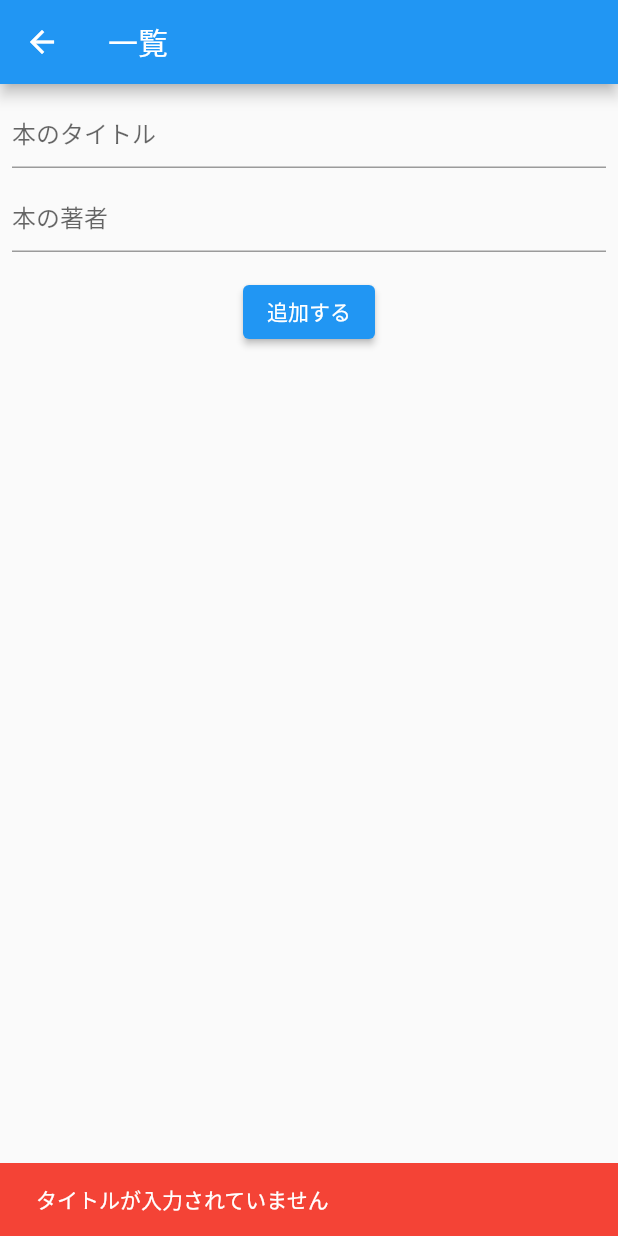
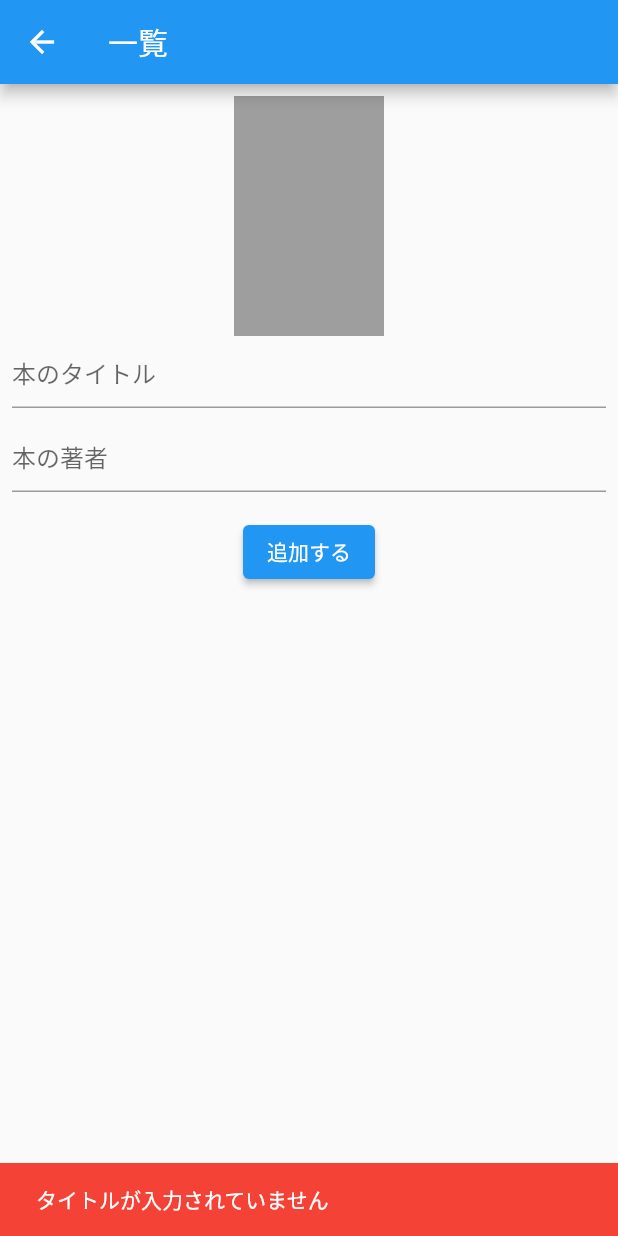
Before and after one commit to sunachun/sample, a Flutter app: the AddBookPage screen opened directly, after a tap on "追加する", on a phone screen of 412 x 824 dp. Run offline on Flutter 3.47's test engine with Material 2 defaults, Android fonts, the phone set to English and light mode, and no system bars; our stand-ins replace cloud_firestore, firebase_core, firebase_storage, flutter_slidable, image_picker; accounts and stored records are empty.

Commit message:
画像アップロード

```diff
--- a/lib/add_book/add_book_model.dart
+++ b/lib/add_book/add_book_model.dart
@@ -1,9 +1,27 @@
+import 'dart:io';
+
 import 'package:cloud_firestore/cloud_firestore.dart';
+import 'package:firebase_storage/firebase_storage.dart';
 import 'package:flutter/material.dart';
+import 'package:image_picker/image_picker.dart';
 
 class AddBookModel extends ChangeNotifier {
   String title;
   String author;
+  File imageFile;
+  bool isLoading = false;
+
+  final picker = ImagePicker();
+
+  void startLoading() {
+    isLoading = true;
+    notifyListeners();
+  }
+
+  void endLoading() {
+    isLoading = false;
+    notifyListeners();
+  }
 
   Future addBook() async {
     if (title == null || title == "") {
@@ -13,12 +31,33 @@
       throw '著者が入力されていません';
     }
 
+    final doc = FirebaseFirestore.instance.collection('books').doc();
+
+    String imgURL;
+    if (imageFile != null) {
+      //storageにアップロード
+      final task = await FirebaseStorage.instance
+          .ref('books/${doc.id}')
+          .putFile(imageFile);
+      imgURL = await task.ref.getDownloadURL();
+    }
+
     // firestoreに追加
-    await FirebaseFirestore.instance.collection('books').add(
+    await doc.set(
       {
         'title': title,
         'author': author,
+        'imgURL': imgURL,
       },
     );
   }
+
+  Future pickImage() async {
+    final pickedFile = await picker.pickImage(source: ImageSource.gallery);
+
+    if (pickedFile != null) {
+      imageFile = File(pickedFile.path);
+      notifyListeners();
+    }
+  }
 }
--- a/lib/add_book/add_book_page.dart
+++ b/lib/add_book/add_book_page.dart
@@ -13,10 +13,26 @@
         ),
         body: Center(
           child: Consumer<AddBookModel>(builder: (context, model, child) {
-            return Padding(
+            return Stack(
+              children: [
+                Padding(
                   padding: const EdgeInsets.all(8.0),
                   child: Column(
                     children: <Widget>[
+                      GestureDetector(
+                        child: SizedBox(
+                          width: 100,
+                          height: 160,
+                          child: model.imageFile != null
+                              ? Image.file(model.imageFile)
+                              : Container(
+                                  color: Colors.grey,
+                                ),
+                        ),
+                        onTap: () async {
+                          await model.pickImage();
+                        },
+                      ),
                       TextField(
                         decoration: InputDecoration(
                           hintText: '本のタイトル',
@@ -38,6 +54,7 @@
                       ElevatedButton(
                         onPressed: () async {
                           try {
+                            model.startLoading();
                             await model.addBook();
                             Navigator.of(context).pop(true);
                           } catch (e) {
@@ -45,13 +62,25 @@
                               backgroundColor: Colors.red,
                               content: Text(e.toString()),
                             );
-                        ScaffoldMessenger.of(context).showSnackBar(snackBar);
+                            ScaffoldMessenger.of(context)
+                                .showSnackBar(snackBar);
+                          } finally {
+                            model.endLoading();
                           }
                         },
                         child: Text('追加する'),
                       ),
                     ],
                   ),
+                ),
+                if (model.isLoading)
+                  Container(
+                    color: Colors.black54,
+                    child: Center(
+                      child: CircularProgressIndicator(),
+                    ),
+                  ),
+              ],
             );
           }),
         ),
--- a/lib/book_list/book_list_model.dart
+++ b/lib/book_list/book_list_model.dart
@@ -14,7 +14,8 @@
       final String id = document.id;
       final String title = data['title'];
       final String author = data['author'];
-      return Book(id, title, author);
+      final String imgURL = data['imgURL'];
+      return Book(id, title, author, imgURL);
     }).toList();
 
     this.books = books;
--- a/lib/book_list/book_list_page.dart
+++ b/lib/book_list/book_list_page.dart
@@ -29,6 +29,9 @@
                   (book) => Slidable(
                     actionPane: SlidableDrawerActionPane(),
                     child: ListTile(
+                      leading: book.imgURL != null
+                          ? Image.network(book.imgURL)
+                          : null,
                       title: Text(book.title),
                       subtitle: Text(book.author),
                     ),
--- a/lib/domain/book.dart
+++ b/lib/domain/book.dart
@@ -1,6 +1,7 @@
 class Book {
-  Book(this.id, this.title, this.author);
+  Book(this.id, this.title, this.author, this.imgURL);
   String id;
   String title;
   String author;
+  String imgURL;
 }
--- a/pubspec.yaml
+++ b/pubspec.yaml
@@ -32,6 +32,8 @@
   cloud_firestore: ^2.5.3
   provider: ^6.0.1
   flutter_slidable: ^0.6.0
+  image_picker: ^0.8.4+1
+  firebase_storage: ^10.0.6
 
 dev_dependencies:
   flutter_test:
```
Also changed, not shown: pubspec.lock, 3 other files. Lines whose indentation alone changed are shown as unchanged.
